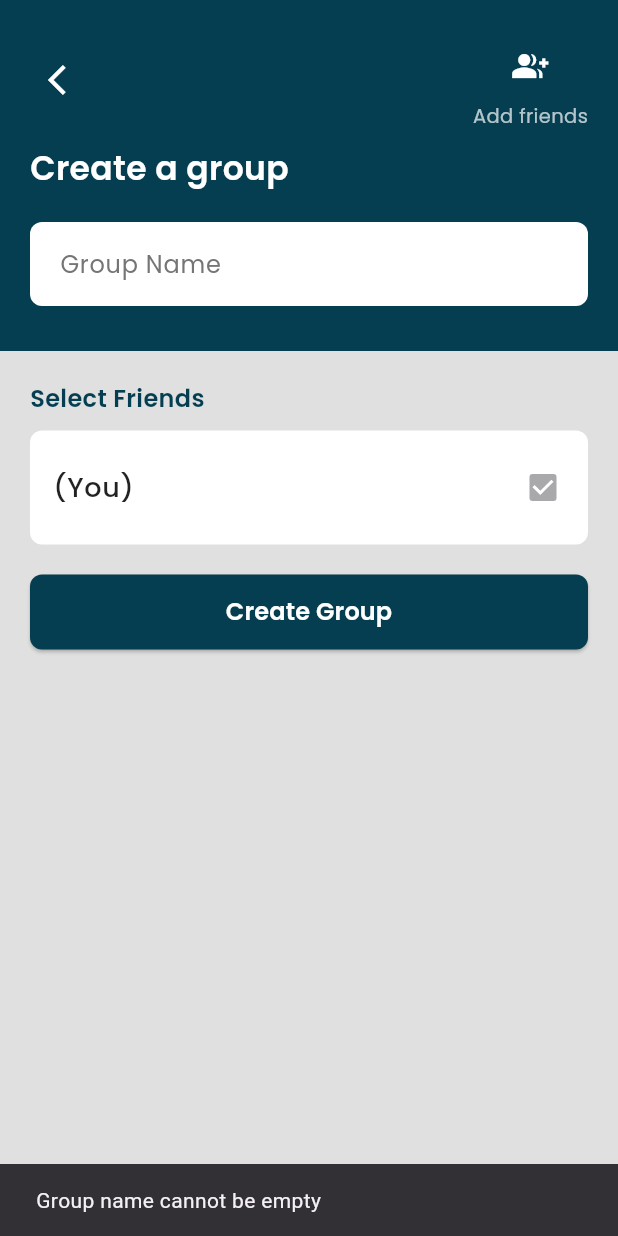
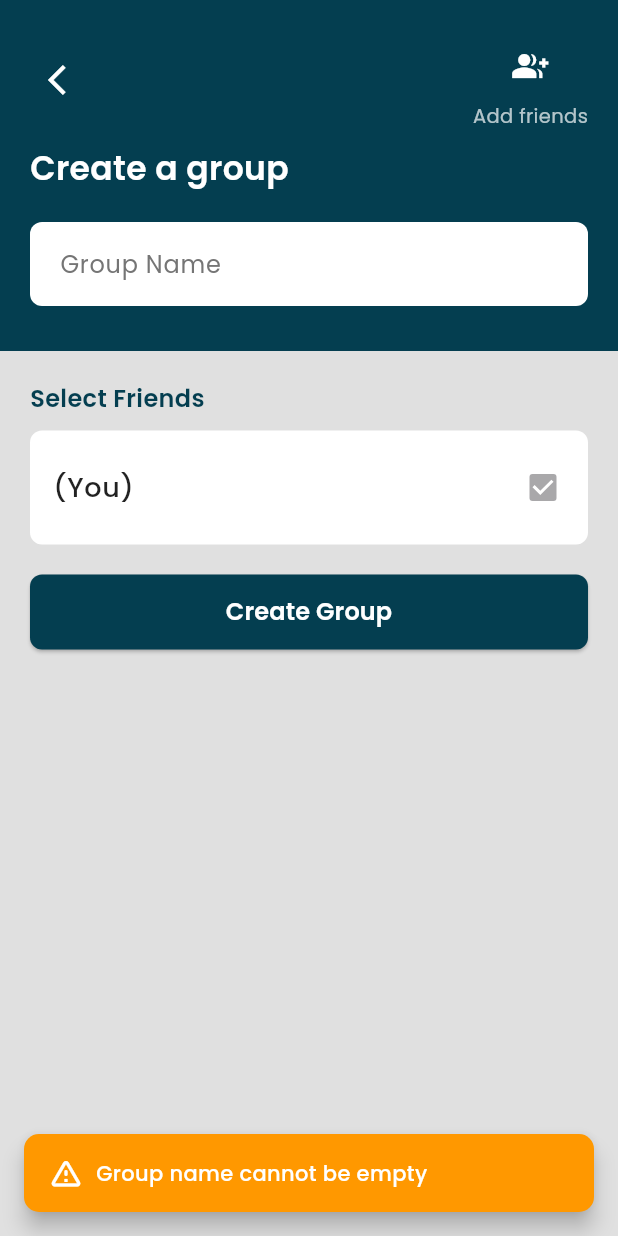
Before and after one commit to KugleBlitz007/SplitGasy, a Flutter app: the AddGroupPage screen opened directly, after a tap on "Create Group", on a phone screen of 412 x 824 dp. Run offline on Flutter 3.47's test engine with Material 3 defaults, Android fonts, the phone set to English and light mode, and no system bars; our stand-ins replace cloud_firestore, firebase_auth, firebase_core, flutter_dotenv, google_fonts, google_sign_in and 1 more; accounts and stored records are empty.

Commit message:
updated SnackBar desigh

```diff
--- a/lib/pages/add_group.dart
+++ b/lib/pages/add_group.dart
@@ -95,7 +95,28 @@ class _AddGroupPageState extends State<AddGroupPage> {
     } catch (e) {
       if (mounted) {
         ScaffoldMessenger.of(context).showSnackBar(
-          SnackBar(content: Text('Error loading friends: $e')),
+          SnackBar(
+            content: Row(
+              children: [
+                const Icon(Icons.error_outline, color: Colors.white),
+                const SizedBox(width: 8),
+                Text(
+                  'Error loading friends: $e',
+                  style: GoogleFonts.poppins(
+                    color: Colors.white,
+                    fontSize: 14,
+                    fontWeight: FontWeight.w500,
+                  ),
+                ),
+              ],
+            ),
+            backgroundColor: Colors.red,
+            behavior: SnackBarBehavior.floating,
+            margin: const EdgeInsets.all(16),
+            shape: RoundedRectangleBorder(
+              borderRadius: BorderRadius.circular(10),
+            ),
+          ),
         );
       }
     }
@@ -124,7 +145,28 @@ class _AddGroupPageState extends State<AddGroupPage> {
 
     if (groupName.isEmpty) {
       ScaffoldMessenger.of(context).showSnackBar(
-        const SnackBar(content: Text('Group name cannot be empty')),
+        SnackBar(
+          content: Row(
+            children: [
+              const Icon(Icons.warning_amber_rounded, color: Colors.white),
+              const SizedBox(width: 8),
+              Text(
+                'Group name cannot be empty',
+                style: GoogleFonts.poppins(
+                  color: Colors.white,
+                  fontSize: 14,
+                  fontWeight: FontWeight.w500,
+                ),
+              ),
+            ],
+          ),
+          backgroundColor: Colors.orange,
+          behavior: SnackBarBehavior.floating,
+          margin: const EdgeInsets.all(16),
+          shape: RoundedRectangleBorder(
+            borderRadius: BorderRadius.circular(10),
+          ),
+        ),
       );
       return;
     }
@@ -135,7 +177,28 @@ class _AddGroupPageState extends State<AddGroupPage> {
 
     if (selectedFriends.isEmpty) {
       ScaffoldMessenger.of(context).showSnackBar(
-        const SnackBar(content: Text('Please select at least one friend')),
+        SnackBar(
+          content: Row(
+            children: [
+              const Icon(Icons.warning_amber_rounded, color: Colors.white),
+              const SizedBox(width: 8),
+              Text(
+                'Please select at least one friend',
+                style: GoogleFonts.poppins(
+                  color: Colors.white,
+                  fontSize: 14,
+                  fontWeight: FontWeight.w500,
+                ),
+              ),
+            ],
+          ),
+          backgroundColor: Colors.orange,
+          behavior: SnackBarBehavior.floating,
+          margin: const EdgeInsets.all(16),
+          shape: RoundedRectangleBorder(
+            borderRadius: BorderRadius.circular(10),
+          ),
+        ),
       );
       return;
     }
@@ -170,13 +233,55 @@ class _AddGroupPageState extends State<AddGroupPage> {
       });
 
       ScaffoldMessenger.of(context).showSnackBar(
-        const SnackBar(content: Text('Group created successfully!')),
+        SnackBar(
+          content: Row(
+            children: [
+              const Icon(Icons.check_circle, color: Colors.white),
+              const SizedBox(width: 8),
+              Text(
+                'Group created successfully!',
+                style: GoogleFonts.poppins(
+                  color: Colors.white,
+                  fontSize: 14,
+                  fontWeight: FontWeight.w500,
+                ),
+              ),
+            ],
+          ),
+          backgroundColor: const Color(0xFF043E50),
+          behavior: SnackBarBehavior.floating,
+          margin: const EdgeInsets.all(16),
+          shape: RoundedRectangleBorder(
+            borderRadius: BorderRadius.circular(10),
+          ),
+        ),
       );
 
       Navigator.pop(context);
     } catch (e) {
       ScaffoldMessenger.of(context).showSnackBar(
-        SnackBar(content: Text('Error creating group: $e')),
+        SnackBar(
+          content: Row(
+            children: [
+              const Icon(Icons.error_outline, color: Colors.white),
+              const SizedBox(width: 8),
+              Text(
+                'Error creating group: $e',
+                style: GoogleFonts.poppins(
+                  color: Colors.white,
+                  fontSize: 14,
+                  fontWeight: FontWeight.w500,
+                ),
+              ),
+            ],
+          ),
+          backgroundColor: Colors.red,
+          behavior: SnackBarBehavior.floating,
+          margin: const EdgeInsets.all(16),
+          shape: RoundedRectangleBorder(
+            borderRadius: BorderRadius.circular(10),
+          ),
+        ),
       );
     }
   }
```
